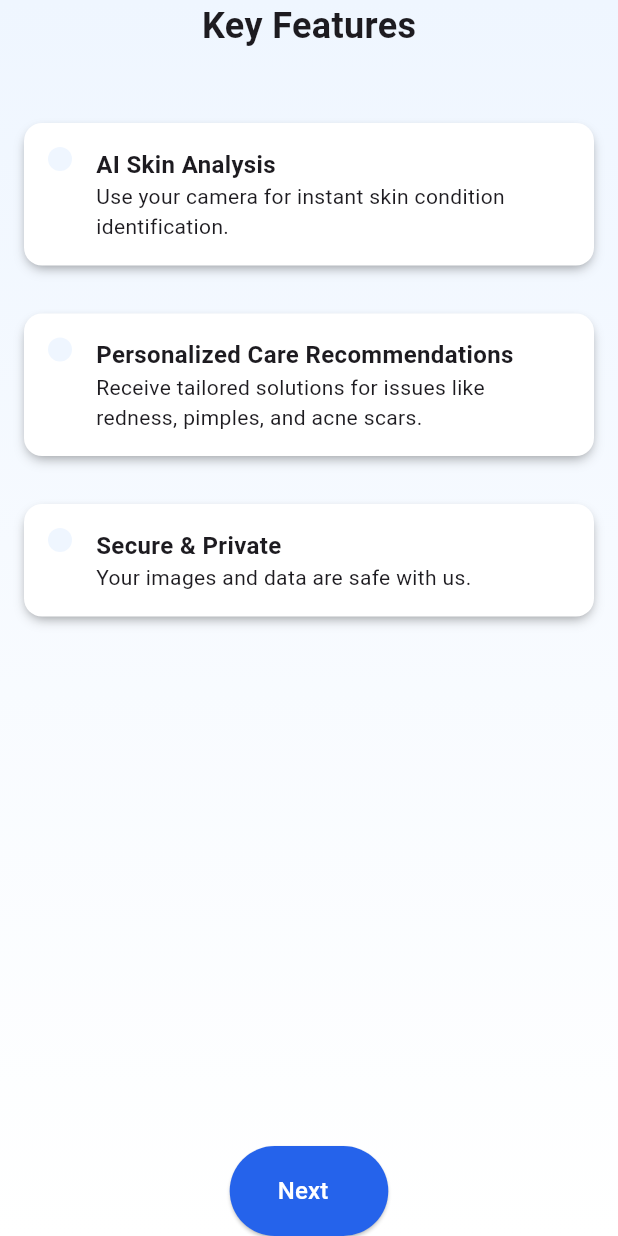
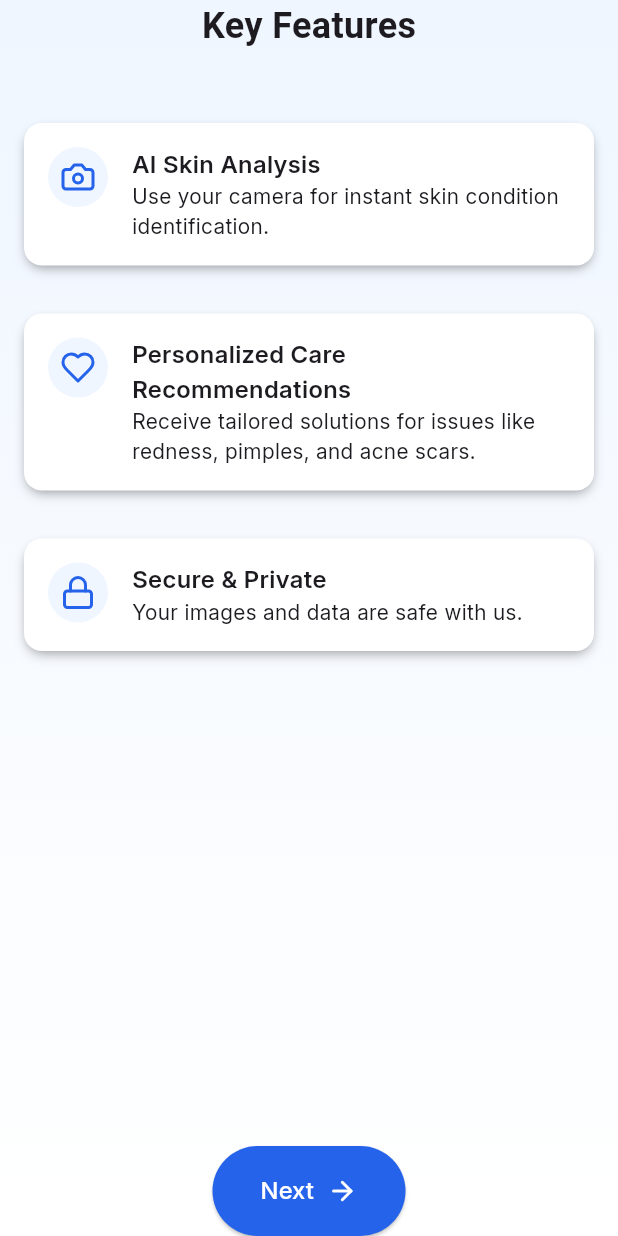
Before and after one commit to nazymberdaly/derma_care, a Flutter app: the OnboardingFeatures screen opened directly, on a phone screen of 412 x 824 dp. Run offline on Flutter 3.47's test engine with Material 3 defaults, Android fonts, the light colour scheme and no system bars; our stand-ins replace camera, flutter_bloc, flutter_svg, freezed_annotation, image_picker, vector_graphics; missing offline and left inert: google_mlkit_commons, google_mlkit_face_detection.

Commit message:
fix: Fix problem with fluttergen, return all assets

```diff
--- a/lib/core/presentation/widgets/custom_button.dart
+++ b/lib/core/presentation/widgets/custom_button.dart
@@ -1,6 +1,6 @@
 import 'package:derma_care/core/constants/app_colors.dart';
-// import 'package:derma_care/core/generated/assets.gen.dart';
-// import 'package:derma_care/core/generated/fonts.gen.dart';
+import 'package:derma_care/core/generated/assets.gen.dart';
+import 'package:derma_care/core/generated/fonts.gen.dart';
 import 'package:flutter/material.dart';
 
 class CustomButton extends StatelessWidget {
@@ -39,13 +39,13 @@ class CustomButton extends StatelessWidget {
             Text(
               text,
               style: const TextStyle(
-                // fontFamily: FontFamily.inter,
+                fontFamily: FontFamily.inter,
                 fontSize: 16,
                 fontWeight: FontWeight.w500,
               ),
             ),
             const SizedBox(width: 8),
-            // Assets.icons.arrowRight.svg(),
+            Assets.icons.arrowRight.svg(),
           ],
         ),
       ),
--- a/lib/experience-setup/presentation/pages/personalization_page.dart
+++ b/lib/experience-setup/presentation/pages/personalization_page.dart
@@ -1,4 +1,4 @@
-// import 'package:derma_care/core/generated/fonts.gen.dart';
+import 'package:derma_care/core/generated/fonts.gen.dart';
 import 'package:derma_care/core/presentation/widgets/custom_button.dart';
 import 'package:derma_care/core/presentation/widgets/gradient_scaffold.dart';
 import 'package:derma_care/experience-setup/presentation/widgets/question_card.dart';
@@ -27,7 +27,7 @@ class _PersonalizationPageState extends State<PersonalizationPage> {
             const Text(
               "Let's Personalize Your Experience",
               style: TextStyle(
-                // fontFamily: FontFamily.roboto,
+                fontFamily: FontFamily.roboto,
                 fontSize: 26,
                 fontWeight: FontWeight.w700,
               ),
--- a/lib/experience-setup/presentation/widgets/question_card.dart
+++ b/lib/experience-setup/presentation/widgets/question_card.dart
@@ -1,5 +1,5 @@
 import 'package:derma_care/core/constants/app_colors.dart';
-// import 'package:derma_care/core/generated/fonts.gen.dart';
+import 'package:derma_care/core/generated/fonts.gen.dart';
 import 'package:flutter/material.dart';
 
 class QuestionCard extends StatelessWidget {
@@ -44,7 +44,7 @@ class QuestionCard extends StatelessWidget {
           Text(
             question,
             style: const TextStyle(
-              // fontFamily: FontFamily.inter,
+              fontFamily: FontFamily.inter,
               fontSize: 16,
               fontWeight: FontWeight.w600,
             ),
@@ -117,7 +117,7 @@ class _OptionCard extends StatelessWidget {
         child: Text(
           text,
           style: const TextStyle(
-            // fontFamily: FontFamily.inter,
+            fontFamily: FontFamily.inter,
             fontSize: 14,
             fontWeight: FontWeight.w400,
           ),
--- a/lib/onboarding/presentation/pages/onboarding_features.dart
+++ b/lib/onboarding/presentation/pages/onboarding_features.dart
@@ -1,5 +1,5 @@
-// import 'package:derma_care/core/generated/assets.gen.dart';
-// import 'package:derma_care/core/generated/fonts.gen.dart';
+import 'package:derma_care/core/generated/assets.gen.dart';
+import 'package:derma_care/core/generated/fonts.gen.dart';
 import 'package:derma_care/core/presentation/widgets/custom_button.dart';
 import 'package:derma_care/core/presentation/widgets/gradient_scaffold.dart';
 import 'package:derma_care/onboarding/presentation/widgets/feature_card.dart';
@@ -18,26 +18,26 @@ class OnboardingFeatures extends StatelessWidget {
             const Text(
               'Key Features',
               style: TextStyle(
-                // fontFamily: FontFamily.roboto,
+                fontFamily: FontFamily.roboto,
                 fontSize: 24,
                 fontWeight: FontWeight.w700,
               ),
             ),
             const SizedBox(height: 48),
             FeatureCard(
-              // icon: Assets.icons.camera.svg(),
+              icon: Assets.icons.camera.svg(),
               title: 'AI Skin Analysis',
               description: 'Use your camera for instant skin condition identification.',
             ),
             const SizedBox(height: 32),
             FeatureCard(
-              // icon: Assets.icons.heart.svg(),
+              icon: Assets.icons.heart.svg(),
               title: 'Personalized Care Recommendations',
               description: 'Receive tailored solutions for issues like redness, pimples, and acne scars.',
             ),
             const SizedBox(height: 32),
             FeatureCard(
-              // icon: Assets.icons.lock.svg(),
+              icon: Assets.icons.lock.svg(),
               title: 'Secure & Private',
               description: 'Your images and data are safe with us.',
             ),
--- a/lib/onboarding/presentation/widgets/feature_card.dart
+++ b/lib/onboarding/presentation/widgets/feature_card.dart
@@ -1,15 +1,17 @@
 import 'package:derma_care/core/constants/app_colors.dart';
-// import 'package:derma_care/core/generated/fonts.gen.dart';
+import 'package:derma_care/core/generated/fonts.gen.dart';
 import 'package:flutter/material.dart';
 import 'package:flutter_svg/flutter_svg.dart';
 
 class FeatureCard extends StatelessWidget {
   const FeatureCard({
+    required this.icon,
     required this.title,
     required this.description,
     super.key,
   });
 
+  final SvgPicture icon;
   final String title;
   final String description;
 
@@ -44,7 +46,7 @@ class FeatureCard extends StatelessWidget {
               color: AppColors.primaryLight,
               shape: BoxShape.circle,
             ),
-            // child: icon,
+            child: icon,
           ),
           const SizedBox(width: 16),
           Flexible(
@@ -54,7 +56,7 @@ class FeatureCard extends StatelessWidget {
                 Text(
                   title,
                   style: const TextStyle(
-                    // fontFamily: FontFamily.inter,
+                    fontFamily: FontFamily.inter,
                     fontSize: 16,
                     fontWeight: FontWeight.w600,
                   ),
@@ -62,7 +64,7 @@ class FeatureCard extends StatelessWidget {
                 Text(
                   description,
                   style: const TextStyle(
-                    // fontFamily: FontFamily.inter,
+                    fontFamily: FontFamily.inter,
                     fontSize: 14,
                     fontWeight: FontWeight.w400,
                   ),
```
Also changed, not shown: lib/experience-setup/presentation/pages/completion_page.dart (+7 -7 lines), lib/onboarding/presentation/pages/onboarding_privacy.dart (+5 -5 lines), lib/onboarding/presentation/pages/onboarding_welcome.dart (+7 -7 lines), pubspec.yaml (+7 -3 lines), lib/core/generated/assets.gen.dart (added), lib/core/generated/fonts.gen.dart (added).
